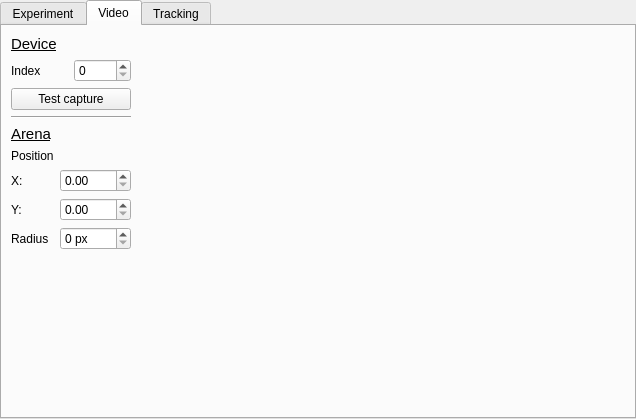
Qt form configwindow.ui (fgu-cas/kachna-tracker) before a commit.
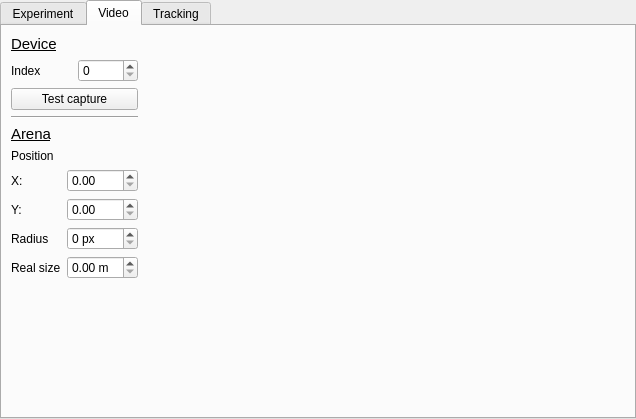
The same form after that commit. The open tabs and pages were chosen to show the change.

Commit message: add arena size option, add missing parameters

```diff
--- a/configwindow.ui
+++ b/configwindow.ui
@@ -478,6 +478,20 @@
           </property>
          </widget>
         </item>
+        <item row="5" column="0">
+         <widget class="QLabel" name="label_27">
+          <property name="text">
+           <string>Real size</string>
+          </property>
+         </widget>
+        </item>
+        <item row="5" column="1">
+         <widget class="QDoubleSpinBox" name="arenaSizeBox">
+          <property name="suffix">
+           <string> m</string>
+          </property>
+         </widget>
+        </item>
        </layout>
       </item>
       <item>
```
The commit also changes 3 other files.
